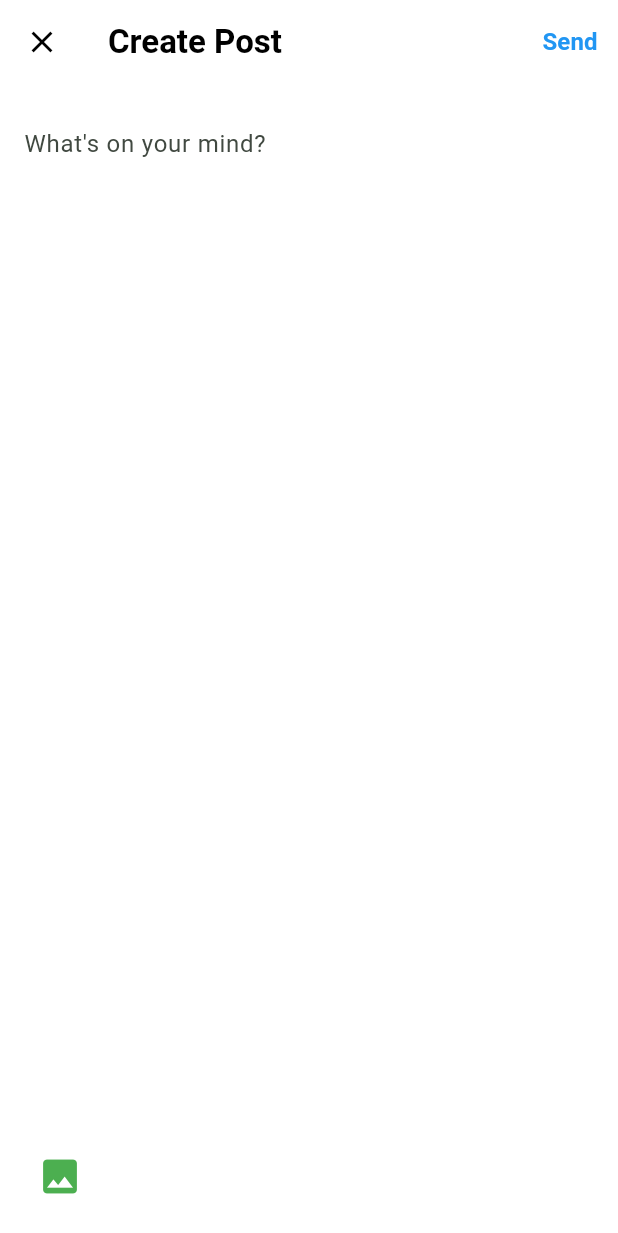
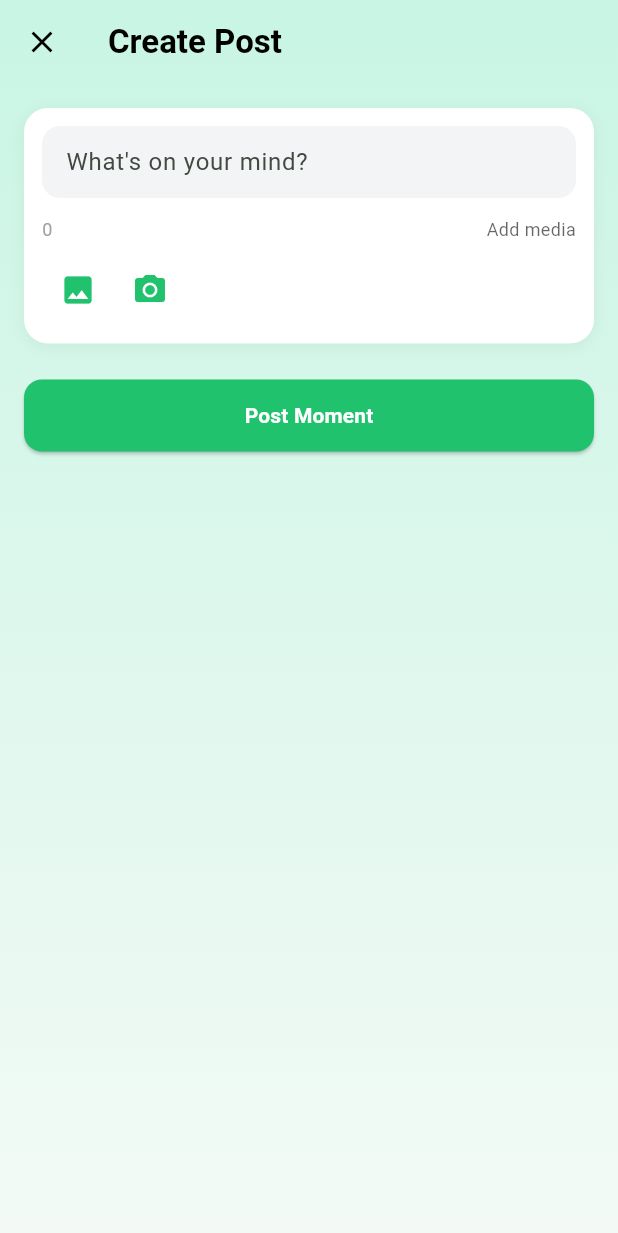
Before and after one commit to mirfanrozlan/LovableDatingApps, a Flutter app: the PostMomentView screen opened directly, on a phone screen of 412 x 824 dp. Shown: the top 1233 px of the screen. Run offline on Flutter 3.47's test engine with Material 3 defaults, Android fonts, the phone set to English and light mode, and no system bars; our stand-ins replace camera, flutter_secure_storage, image_picker; accounts and stored records are empty.

Commit message:
Redesign Add Post

```diff
--- a/lib/views/moments/post_moment_view.dart
+++ b/lib/views/moments/post_moment_view.dart
@@ -1,6 +1,7 @@
 import 'dart:io';
 import 'package:flutter/material.dart';
 import 'package:image_picker/image_picker.dart';
+import '../../themes/theme.dart';
 import '../../widgets/common/app_scaffold.dart';
 import '../../controllers/moments_controller.dart';
 
@@ -16,6 +17,7 @@ class _PostMomentViewState extends State<PostMomentView> {
   final MomentsController _controller = MomentsController();
   File? _selectedImage;
   bool _isPosting = false;
+  int _charCount = 0;
 
   @override
   void dispose() {
@@ -27,6 +29,17 @@ class _PostMomentViewState extends State<PostMomentView> {
   Future<void> _pickImage() async {
     final picker = ImagePicker();
     final pickedFile = await picker.pickImage(source: ImageSource.gallery);
+
+    if (pickedFile != null) {
+      setState(() {
+        _selectedImage = File(pickedFile.path);
+      });
+    }
+  }
+
+  Future<void> _pickCamera() async {
+    final picker = ImagePicker();
+    final pickedFile = await picker.pickImage(source: ImageSource.camera);
 
     if (pickedFile != null) {
       setState(() {
@@ -80,62 +93,90 @@ class _PostMomentViewState extends State<PostMomentView> {
   @override
   Widget build(BuildContext context) {
     return AppScaffold(
-      useGradient: false,
+      useGradient: true,
       child: Scaffold(
-        backgroundColor: Colors.white,
+        backgroundColor: Colors.transparent,
         appBar: AppBar(
-          backgroundColor: Colors.white,
+          backgroundColor: Colors.transparent,
           elevation: 0,
           leading: IconButton(
             icon: const Icon(Icons.close, color: Colors.black),
             onPressed: () => Navigator.pop(context),
           ),
-          title: const Text(
-            'Create Post',
-            style: TextStyle(color: Colors.black, fontWeight: FontWeight.bold),
+          title: const Text('Create Post', style: TextStyle(color: Colors.black, fontWeight: FontWeight.bold)),
+          actions: const [],
         ),
-          actions: [
-            TextButton(
-              onPressed: _isPosting ? null : _postMoment,
-              child: _isPosting
-                  ? const SizedBox(
-                      width: 20,
-                      height: 20,
-                      child: CircularProgressIndicator(strokeWidth: 2),
-                    )
-                  : const Text(
-                      'Send',
-                      style: TextStyle(
-                        fontSize: 16,
-                        fontWeight: FontWeight.bold,
-                        color: Colors.blue,
-                      ),
-                    ),
+        body: SafeArea(
+          child: SingleChildScrollView(
+            padding: const EdgeInsets.all(16.0),
+            child: Column(
+              crossAxisAlignment: CrossAxisAlignment.stretch,
+              children: [
+                Container(
+                  decoration: BoxDecoration(
+                    color: Colors.white,
+                    borderRadius: BorderRadius.circular(16),
+                    boxShadow: [
+                      BoxShadow(
+                        color: Colors.black.withOpacity(0.05),
+                        blurRadius: 8,
+                        offset: const Offset(0, 2),
                       ),
                     ],
                   ),
-        body: Padding(
-          padding: const EdgeInsets.all(16.0),
+                  padding: const EdgeInsets.all(12),
                   child: Column(
                     children: [
-              Expanded(
-                child: TextField(
+                      TextField(
                         controller: _textController,
                         maxLines: null,
+                        onChanged: (v) => setState(() => _charCount = v.length),
                         decoration: const InputDecoration(
                           hintText: "What's on your mind?",
-                    border: InputBorder.none,
+                          border: OutlineInputBorder(
+                            borderSide: BorderSide.none,
+                            borderRadius: BorderRadius.all(Radius.circular(12)),
+                          ),
+                          fillColor: Color(0xFFF3F4F6),
+                          filled: true,
+                          contentPadding: EdgeInsets.symmetric(horizontal: 12, vertical: 12),
                         ),
                       ),
+                      const SizedBox(height: 12),
+                      Row(
+                        children: [
+                          Text('$_charCount', style: const TextStyle(color: Colors.grey, fontSize: 12)),
+                          const Spacer(),
+                          Text(
+                            'Add media',
+                            style: TextStyle(color: Colors.black.withOpacity(0.6), fontSize: 12),
                           ),
-              if (_selectedImage != null)
+                        ],
+                      ),
+                      const SizedBox(height: 8),
+                      Row(
+                        children: [
+                          IconButton(
+                            onPressed: _pickImage,
+                            icon: const Icon(Icons.image, color: AppTheme.primary),
+                            tooltip: 'Pick from gallery',
+                          ),
+                          IconButton(
+                            onPressed: _pickCamera,
+                            icon: const Icon(Icons.photo_camera, color: AppTheme.primary),
+                            tooltip: 'Take a photo',
+                          ),
+                        ],
+                      ),
+                      if (_selectedImage != null) ...[
+                        const SizedBox(height: 8),
                         Stack(
                           children: [
                             ClipRRect(
-                      borderRadius: BorderRadius.circular(8),
+                              borderRadius: BorderRadius.circular(12),
                               child: Image.file(
                                 _selectedImage!,
-                        height: 200,
+                                height: 220,
                                 width: double.infinity,
                                 fit: BoxFit.cover,
                               ),
@@ -150,30 +191,40 @@ class _PostMomentViewState extends State<PostMomentView> {
                                   });
                                 },
                                 child: Container(
-                          padding: const EdgeInsets.all(4),
-                          decoration: const BoxDecoration(
-                            color: Colors.black54,
+                                  padding: const EdgeInsets.all(6),
+                                  decoration: BoxDecoration(
+                                    color: Colors.black.withOpacity(0.5),
                                     shape: BoxShape.circle,
                                   ),
-                          child: const Icon(
-                            Icons.close,
-                            color: Colors.white,
-                            size: 20,
-                          ),
+                                  child: const Icon(Icons.close, color: Colors.white, size: 18),
                                 ),
                               ),
                             ),
                           ],
                         ),
-              const SizedBox(height: 16),
-              Align(
-                alignment: Alignment.centerLeft,
-                child: IconButton(
-                  onPressed: _pickImage,
-                  icon: const Icon(Icons.image, size: 30, color: Colors.green),
+                      ],
+                    ],
                   ),
                 ),
+                const SizedBox(height: 24),
+                ElevatedButton(
+                  onPressed: _isPosting ? null : _postMoment,
+                  style: ElevatedButton.styleFrom(
+                    backgroundColor: AppTheme.primary,
+                    foregroundColor: Colors.white,
+                    padding: const EdgeInsets.symmetric(vertical: 14),
+                    shape: RoundedRectangleBorder(borderRadius: BorderRadius.circular(12)),
+                  ),
+                  child: _isPosting
+                      ? const SizedBox(
+                          width: 22,
+                          height: 22,
+                          child: CircularProgressIndicator(strokeWidth: 2, color: Colors.white),
+                        )
+                      : const Text('Post Moment', style: TextStyle(fontWeight: FontWeight.bold)),
+                ),
               ],
+            ),
           ),
         ),
       ),
```
Lines whose indentation alone changed are shown as unchanged.
